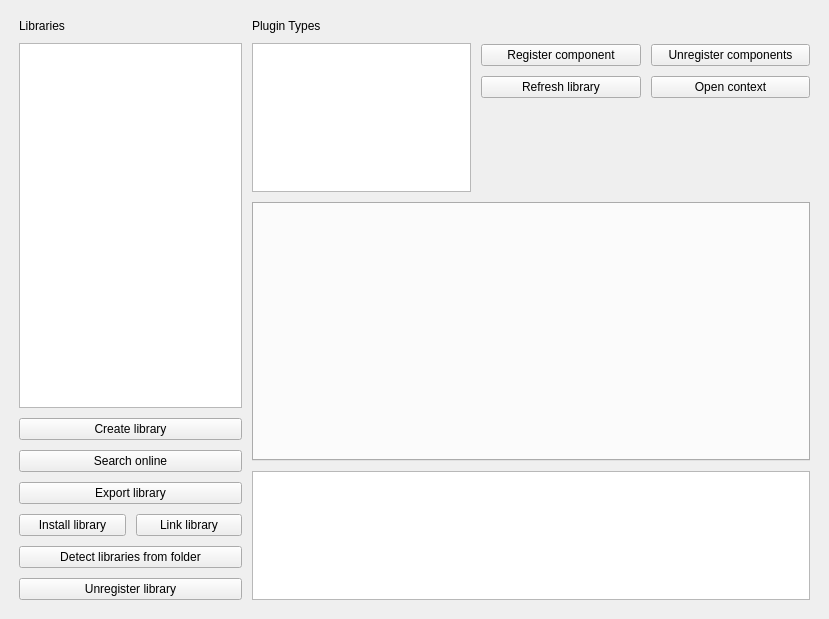
Before: the Qt Designer form ui/plugin_manager.ui in coe-marble/rpp_plugin_registrator, drawn with Qt 5.
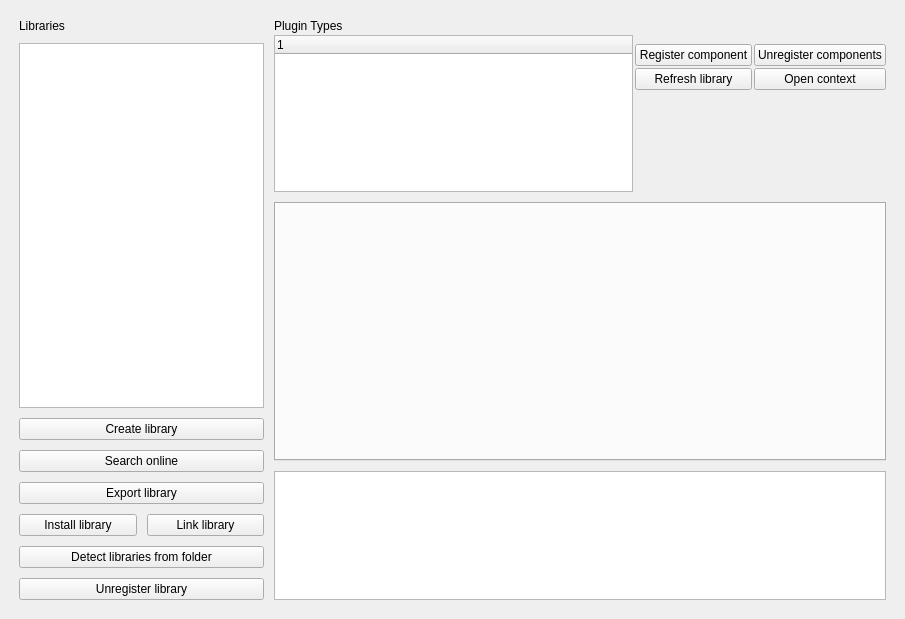
After: the same form once the commit is applied.

What changed in the file:
```diff
--- a/ui/plugin_manager.ui
+++ b/ui/plugin_manager.ui
@@ -6,7 +6,7 @@
    <rect>
     <x>0</x>
     <y>0</y>
-    <width>829</width>
+    <width>905</width>
     <height>619</height>
    </rect>
   </property>
@@ -147,7 +147,10 @@
          <number>0</number>
         </property>
         <item>
-         <layout class="QHBoxLayout" name="horizontalLayout_5" stretch="10,15">
+         <layout class="QHBoxLayout" name="horizontalLayout_5" stretch="40,14">
+          <property name="spacing">
+           <number>2</number>
+          </property>
           <property name="leftMargin">
            <number>0</number>
           </property>
@@ -164,7 +167,7 @@
              </widget>
             </item>
             <item>
-             <widget class="QListWidget" name="pluginTypesList"/>
+             <widget class="QTreeWidget" name="pluginTypesTreeView"/>
             </item>
            </layout>
           </item>
```
